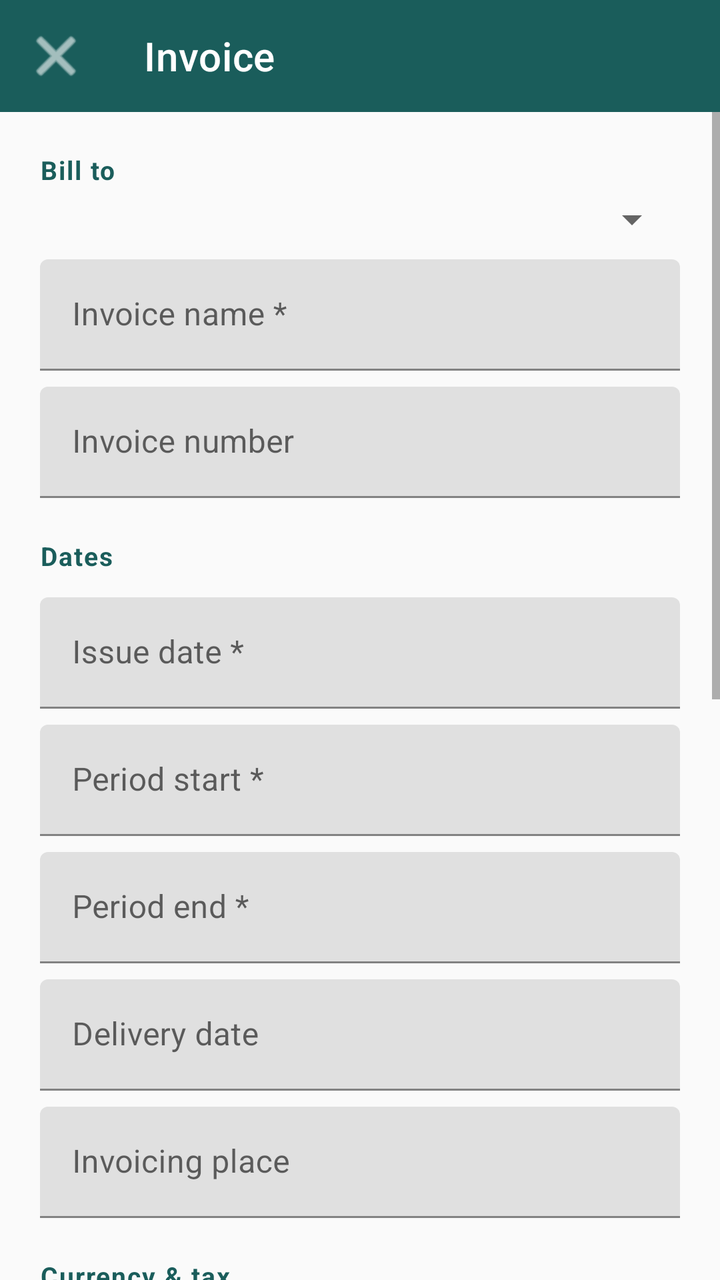
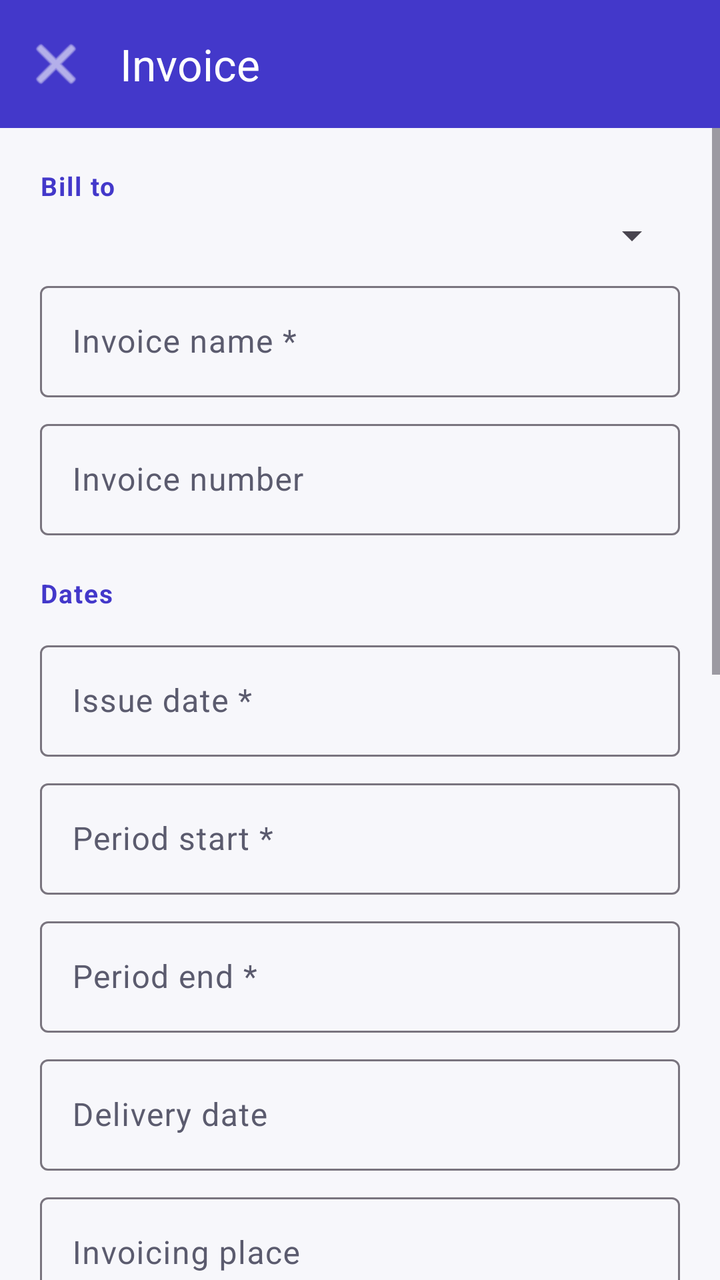

An Android layout rendered at two revisions. The XML below is the earlier revision; the diff shows what the commit changed to produce the second picture.
<!-- AndroidManifest.xml: application theme Theme.InvoiSuite -->
<!-- res/layout/activity_invoice_form.xml -->
<?xml version="1.0" encoding="utf-8"?>
<LinearLayout xmlns:android="http://schemas.android.com/apk/res/android"
    xmlns:app="http://schemas.android.com/apk/res-auto"
    android:layout_width="match_parent"
    android:layout_height="match_parent"
    android:orientation="vertical">

    <com.google.android.material.appbar.MaterialToolbar
        android:id="@+id/toolbar"
        android:layout_width="match_parent"
        android:layout_height="?attr/actionBarSize"
        android:background="@color/primary"
        app:title="Invoice"
        app:titleTextColor="@color/on_primary"
        app:navigationIcon="@android:drawable/ic_menu_close_clear_cancel"
        app:navigationIconTint="@color/on_primary" />

    <ScrollView
        android:layout_width="match_parent"
        android:layout_height="match_parent">

        <LinearLayout
            android:layout_width="match_parent"
            android:layout_height="wrap_content"
            android:orientation="vertical"
            android:padding="20dp">

            <TextView style="@style/SectionLabel" android:text="Bill to" android:layout_marginTop="0dp" />
            <Spinner android:id="@+id/clientSpinner" android:layout_width="match_parent" android:layout_height="wrap_content" />

            <com.google.android.material.textfield.TextInputLayout style="@style/FormField" android:hint="Invoice name *">
                <com.google.android.material.textfield.TextInputEditText android:id="@+id/nameInput" style="@style/FormInput" />
            </com.google.android.material.textfield.TextInputLayout>

            <com.google.android.material.textfield.TextInputLayout style="@style/FormField" android:hint="Invoice number">
                <com.google.android.material.textfield.TextInputEditText android:id="@+id/invoiceNumberInput" style="@style/FormInput" />
            </com.google.android.material.textfield.TextInputLayout>

            <TextView style="@style/SectionLabel" android:text="Dates" />

            <com.google.android.material.textfield.TextInputLayout style="@style/FormField" android:hint="Issue date *">
                <com.google.android.material.textfield.TextInputEditText android:id="@+id/issueDateInput" style="@style/FormInput" android:focusable="false" />
            </com.google.android.material.textfield.TextInputLayout>

            <com.google.android.material.textfield.TextInputLayout style="@style/FormField" android:hint="Period start *">
                <com.google.android.material.textfield.TextInputEditText android:id="@+id/periodStartInput" style="@style/FormInput" android:focusable="false" />
            </com.google.android.material.textfield.TextInputLayout>

            <com.google.android.material.textfield.TextInputLayout style="@style/FormField" android:hint="Period end *">
                <com.google.android.material.textfield.TextInputEditText android:id="@+id/periodEndInput" style="@style/FormInput" android:focusable="false" />
            </com.google.android.material.textfield.TextInputLayout>

            <com.google.android.material.textfield.TextInputLayout style="@style/FormField" android:hint="Delivery date">
                <com.google.android.material.textfield.TextInputEditText android:id="@+id/deliveryDateInput" style="@style/FormInput" android:focusable="false" />
            </com.google.android.material.textfield.TextInputLayout>

            <com.google.android.material.textfield.TextInputLayout style="@style/FormField" android:hint="Invoicing place">
                <com.google.android.material.textfield.TextInputEditText android:id="@+id/invoicingPlaceInput" style="@style/FormInput" />
            </com.google.android.material.textfield.TextInputLayout>

            <TextView style="@style/SectionLabel" android:text="Currency &amp; tax" />
            <Spinner android:id="@+id/currencySpinner" android:layout_width="match_parent" android:layout_height="wrap_content" />

            <com.google.android.material.textfield.TextInputLayout style="@style/FormField" android:hint="VAT %">
                <com.google.android.material.textfield.TextInputEditText
                    android:id="@+id/vatPercentInput"
                    style="@style/FormInput"
                    android:inputType="numberDecimal" />
            </com.google.android.material.textfield.TextInputLayout>

            <com.google.android.material.textfield.TextInputLayout style="@style/FormField" android:hint="VAT exemption note (if VAT = 0)">
                <com.google.android.material.textfield.TextInputEditText
                    android:id="@+id/vatExemptTextInput"
                    style="@style/FormInput"
                    android:inputType="textMultiLine"
                    android:minLines="2" />
            </com.google.android.material.textfield.TextInputLayout>

            <com.google.android.material.textfield.TextInputLayout style="@style/FormField" android:hint="Notes (internal, optional)">
                <com.google.android.material.textfield.TextInputEditText
                    android:id="@+id/notesInput"
                    style="@style/FormInput"
                    android:inputType="textMultiLine"
                    android:minLines="2" />
            </com.google.android.material.textfield.TextInputLayout>

            <TextView style="@style/SectionLabel" android:text="Line items" />

            <androidx.recyclerview.widget.RecyclerView
                android:id="@+id/linesRecyclerView"
                android:layout_width="match_parent"
                android:layout_height="wrap_content"
                android:nestedScrollingEnabled="false" />

            <com.google.android.material.button.MaterialButton
                style="@style/Widget.MaterialComponents.Button.OutlinedButton"
                android:id="@+id/addLineButton"
                android:layout_width="match_parent"
                android:layout_height="wrap_content"
                android:layout_marginTop="4dp"
                android:text="+ Add line item" />

            <com.google.android.material.card.MaterialCardView
                android:layout_width="match_parent"
                android:layout_height="wrap_content"
                android:layout_marginTop="16dp"
                app:cardBackgroundColor="@color/background"
                app:cardCornerRadius="8dp"
                app:cardElevation="0dp">

                <LinearLayout
                    android:layout_width="match_parent"
                    android:layout_height="wrap_content"
                    android:orientation="vertical"
                    android:padding="14dp">

                    <TextView
                        android:id="@+id/netTotalText"
                        android:layout_width="match_parent"
                        android:layout_height="wrap_content"
                        android:textColor="@color/text_secondary" />

                    <TextView
                        android:id="@+id/vatAmountText"
                        android:layout_width="match_parent"
                        android:layout_height="wrap_content"
                        android:layout_marginTop="2dp"
                        android:textColor="@color/text_secondary" />

                    <TextView
                        android:id="@+id/grandTotalText"
                        android:layout_width="match_parent"
                        android:layout_height="wrap_content"
                        android:layout_marginTop="6dp"
                        android:textStyle="bold"
                        android:textSize="16sp"
                        android:textColor="@color/accent" />
                </LinearLayout>
            </com.google.android.material.card.MaterialCardView>

            <ProgressBar
                android:id="@+id/progressBar"
                android:layout_width="wrap_content"
                android:layout_height="wrap_content"
                android:layout_gravity="center_horizontal"
                android:layout_marginTop="16dp"
                android:visibility="gone" />

            <com.google.android.material.button.MaterialButton
                android:id="@+id/saveButton"
                android:layout_width="match_parent"
                android:layout_height="wrap_content"
                android:layout_marginTop="16dp"
                android:layout_marginBottom="24dp"
                android:text="Save invoice" />

        </LinearLayout>
    </ScrollView>
</LinearLayout>
<!-- resources referenced by this layout -->
<resources>
  <color name="accent">#E8A33D</color>
  <color name="background">#FAFAFA</color>
  <color name="on_primary">#FFFFFF</color>
  <color name="primary">#1A5D5B</color>
  <color name="text_secondary">#6B6B6B</color>
  <style name="FormField">
          <item name="android:layout_width">match_parent</item>
          <item name="android:layout_height">wrap_content</item>
          <item name="android:layout_marginTop">8dp</item>
      </style>
  <style name="FormInput">
          <item name="android:layout_width">match_parent</item>
          <item name="android:layout_height">wrap_content</item>
      </style>
  <style name="SectionLabel">
          <item name="android:layout_width">match_parent</item>
          <item name="android:layout_height">wrap_content</item>
          <item name="android:layout_marginTop">20dp</item>
          <item name="android:layout_marginBottom">4dp</item>
          <item name="android:textStyle">bold</item>
          <item name="android:textSize">13sp</item>
          <item name="android:textColor">@color/primary</item>
          <item name="android:letterSpacing">0.05</item>
      </style>
  <style name="Theme.InvoiSuite" parent="Theme.MaterialComponents.DayNight.NoActionBar">
          <item name="colorPrimary">@color/primary</item>
          <item name="colorPrimaryDark">@color/primary_dark</item>
          <item name="colorAccent">@color/accent</item>
          <item name="android:windowBackground">@color/background</item>
          <item name="colorSurface">@color/surface</item>
          <item name="colorOnPrimary">@color/on_primary</item>
      </style>
  <color name="primary_dark">#0F3E3C</color>
  <color name="surface">#FFFFFF</color>
</resources>

<!-- the commit's change to res/layout/activity_invoice_form.xml (unified diff, before → after) -->
@@ -93,7 +93,7 @@
                 android:nestedScrollingEnabled="false" />
 
             <com.google.android.material.button.MaterialButton
-                style="@style/Widget.MaterialComponents.Button.OutlinedButton"
+                style="@style/Widget.Material3.Button.OutlinedButton"
                 android:id="@+id/addLineButton"
                 android:layout_width="match_parent"
                 android:layout_height="wrap_content"
<!-- resource entries referenced after the edit -->
@@ -1,10 +1,10 @@
 <!-- resources referenced by this layout -->
 <resources>
   <color name="accent">#E8A33D</color>
-  <color name="background">#FAFAFA</color>
+  <color name="background">#F7F7FB</color>
   <color name="on_primary">#FFFFFF</color>
-  <color name="primary">#1A5D5B</color>
-  <color name="text_secondary">#6B6B6B</color>
+  <color name="primary">#4338CA</color>
+  <color name="text_secondary">#5B5B6E</color>
   <style name="FormField">
           <item name="android:layout_width">match_parent</item>
           <item name="android:layout_height">wrap_content</item>
@@ -24,15 +24,29 @@
           <item name="android:textColor">@color/primary</item>
           <item name="android:letterSpacing">0.05</item>
       </style>
-  <style name="Theme.InvoiSuite" parent="Theme.MaterialComponents.DayNight.NoActionBar">
+  <style name="Theme.InvoiSuite" parent="Theme.Material3.Light.NoActionBar">
           <item name="colorPrimary">@color/primary</item>
-          <item name="colorPrimaryDark">@color/primary_dark</item>
-          <item name="colorAccent">@color/accent</item>
+          <item name="colorOnPrimary">@color/on_primary</item>
+          <item name="colorPrimaryContainer">@color/primary_container</item>
+          <item name="colorOnPrimaryContainer">@color/on_primary_container</item>
+  
+          <item name="colorSecondary">@color/accent</item>
+          <item name="colorOnSecondary">@color/on_accent</item>
+  
+          <item name="colorSurface">@color/surface</item>
+          <item name="colorOnSurface">@color/on_surface</item>
+          <item name="colorSurfaceVariant">@color/background</item>
+          <item name="colorOnSurfaceVariant">@color/on_surface_variant</item>
+  
+          <item name="android:colorBackground">@color/background</item>
           <item name="android:windowBackground">@color/background</item>
-          <item name="colorSurface">@color/surface</item>
-          <item name="colorOnPrimary">@color/on_primary</item>
+          <item name="android:forceDarkAllowed" tools:targetApi="q">false</item>
       </style>
-  <color name="primary_dark">#0F3E3C</color>
+  <color name="primary_container">#EEF2FF</color>
+  <color name="on_primary_container">#312496</color>
+  <color name="on_accent">#1A1A1A</color>
   <color name="surface">#FFFFFF</color>
+  <color name="on_surface">#1A1A2C</color>
+  <color name="on_surface_variant">#5B5B6E</color>
 </resources>
 
